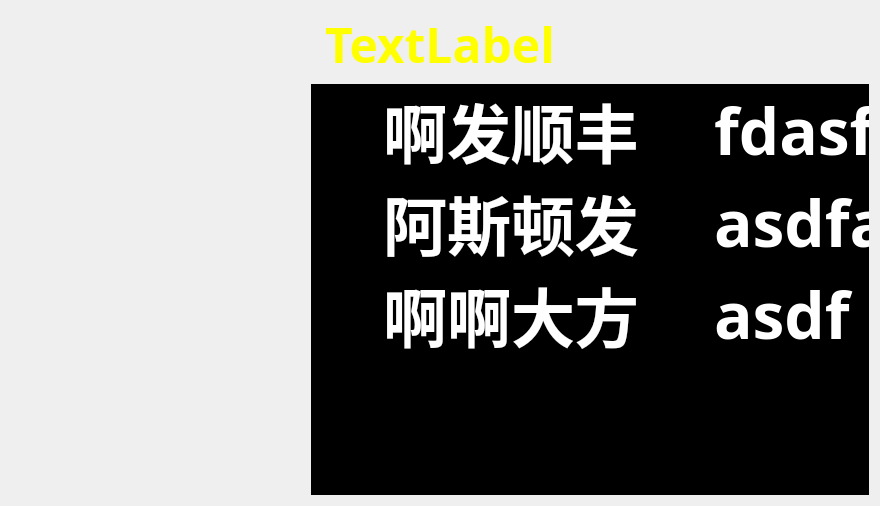
This is module/frm_judge.ui in jack-liaojie/LED_DEMO as Qt 5 draws it before an edit. The edited form follows.
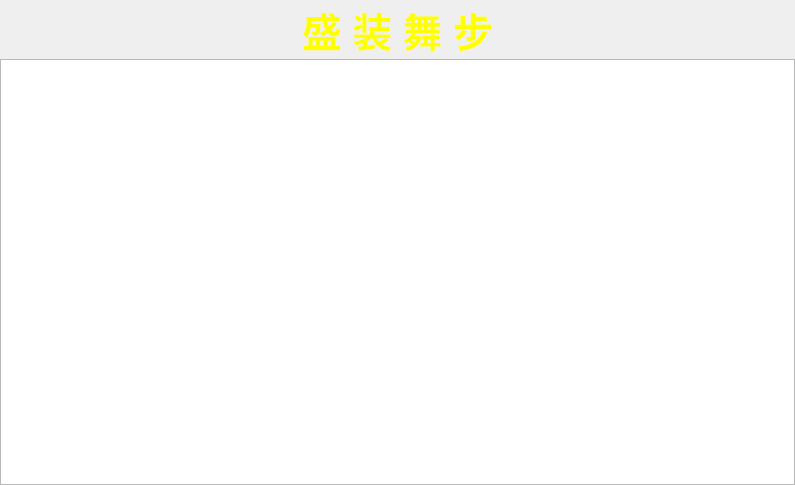
This is the edited form.

Diff of the .ui file:
```diff
--- a/module/frm_judge.ui
+++ b/module/frm_judge.ui
@@ -2,23 +2,14 @@
 <ui version="4.0">
  <class>Form</class>
  <widget class="QWidget" name="Form">
-  <property name="enabled">
-   <bool>true</bool>
-  </property>
   <property name="geometry">
    <rect>
     <x>0</x>
     <y>0</y>
-    <width>880</width>
-    <height>506</height>
+    <width>795</width>
+    <height>485</height>
    </rect>
   </property>
-  <property name="sizePolicy">
-   <sizepolicy hsizetype="Expanding" vsizetype="Expanding">
-    <horstretch>0</horstretch>
-    <verstretch>0</verstretch>
-   </sizepolicy>
-  </property>
   <property name="windowTitle">
    <string>Form</string>
   </property>
@@ -26,8 +17,29 @@
    <string notr="true"/>
   </property>
   <layout class="QVBoxLayout" name="verticalLayout">
+   <property name="spacing">
+    <number>0</number>
+   </property>
+   <property name="leftMargin">
+    <number>0</number>
+   </property>
+   <property name="topMargin">
+    <number>0</number>
+   </property>
+   <property name="rightMargin">
+    <number>0</number>
+   </property>
+   <property name="bottomMargin">
+    <number>0</number>
+   </property>
    <item>
     <widget class="QLabel" name="lbl_title">
+     <property name="sizePolicy">
+      <sizepolicy hsizetype="Preferred" vsizetype="Fixed">
+       <horstretch>0</horstretch>
+       <verstretch>0</verstretch>
+      </sizepolicy>
+     </property>
      <property name="palette">
       <palette>
        <active>
@@ -68,52 +80,45 @@
      <property name="font">
       <font>
        <family>微软雅黑</family>
-       <pointsize>36</pointsize>
+       <pointsize>30</pointsize>
        <weight>75</weight>
        <bold>true</bold>
       </font>
      </property>
+     <property name="lineWidth">
+      <number>0</number>
+     </property>
      <property name="text">
-      <string>TextLabel</string>
+      <string>盛 装 舞 步</string>
+     </property>
+     <property name="scaledContents">
+      <bool>true</bool>
      </property>
      <property name="alignment">
-      <set>Qt::AlignCenter</set>
+      <set>Qt::AlignHCenter|Qt::AlignTop</set>
      </property>
     </widget>
    </item>
    <item>
     <layout class="QHBoxLayout" name="horizontalLayout">
-     <item>
-      <spacer name="horizontalSpacer">
-       <property name="orientation">
-        <enum>Qt::Horizontal</enum>
-       </property>
-       <property name="sizeType">
-        <enum>QSizePolicy::Preferred</enum>
-       </property>
-       <property name="sizeHint" stdset="0">
-        <size>
-         <width>300</width>
-         <height>20</height>
-        </size>
-       </property>
-      </spacer>
-     </item>
      <item>
       <widget class="QTableWidget" name="tbwgt_content">
-       <property name="enabled">
-        <bool>true</bool>
+       <property name="sizePolicy">
+        <sizepolicy hsizetype="Expanding" vsizetype="Expanding">
+         <horstretch>0</horstretch>
+         <verstretch>0</verstretch>
+        </sizepolicy>
        </property>
        <property name="minimumSize">
         <size>
-         <width>400</width>
-         <height>0</height>
+         <width>300</width>
+         <height>300</height>
         </size>
        </property>
-       <property name="sizeIncrement">
+       <property name="maximumSize">
         <size>
-         <width>30</width>
-         <height>30</height>
+         <width>1666666</width>
+         <height>16777215</height>
         </size>
        </property>
        <property name="palette">
@@ -128,51 +133,6 @@
             </color>
            </brush>
           </colorrole>
-          <colorrole role="Button">
-           <brush brushstyle="SolidPattern">
-            <color alpha="255">
-             <red>0</red>
-             <green>0</green>
-             <blue>0</blue>
-            </color>
-           </brush>
-          </colorrole>
-          <colorrole role="Light">
-           <brush brushstyle="SolidPattern">
-            <color alpha="255">
-             <red>0</red>
-             <green>0</green>
-             <blue>0</blue>
-            </color>
-           </brush>
-          </colorrole>
-          <colorrole role="Midlight">
-           <brush brushstyle="SolidPattern">
-            <color alpha="255">
-             <red>0</red>
-             <green>0</green>
-             <blue>0</blue>
-            </color>
-           </brush>
-          </colorrole>
-          <colorrole role="Dark">
-           <brush brushstyle="SolidPattern">
-            <color alpha="255">
-             <red>0</red>
-             <green>0</green>
-             <blue>0</blue>
-            </color>
-           </brush>
-          </colorrole>
-          <colorrole role="Mid">
-           <brush brushstyle="SolidPattern">
-            <color alpha="255">
-             <red>0</red>
-             <green>0</green>
-             <blue>0</blue>
-            </color>
-           </brush>
-          </colorrole>
           <colorrole role="Text">
            <brush brushstyle="SolidPattern">
             <color alpha="255">
@@ -182,78 +142,6 @@
             </color>
            </brush>
           </colorrole>
-          <colorrole role="BrightText">
-           <brush brushstyle="SolidPattern">
-            <color alpha="255">
-             <red>255</red>
-             <green>255</green>
-             <blue>255</blue>
-            </color>
-           </brush>
-          </colorrole>
-          <colorrole role="ButtonText">
-           <brush brushstyle="SolidPattern">
-            <color alpha="255">
-             <red>255</red>
-             <green>255</green>
-             <blue>255</blue>
-            </color>
-           </brush>
-          </colorrole>
-          <colorrole role="Base">
-           <brush brushstyle="SolidPattern">
-            <color alpha="255">
-             <red>0</red>
-             <green>0</green>
-             <blue>0</blue>
-            </color>
-           </brush>
-          </colorrole>
-          <colorrole role="Window">
-           <brush brushstyle="SolidPattern">
-            <color alpha="255">
-             <red>0</red>
-             <green>0</green>
-             <blue>0</blue>
-            </color>
-           </brush>
-          </colorrole>
-          <colorrole role="Shadow">
-           <brush brushstyle="SolidPattern">
-            <color alpha="255">
-             <red>0</red>
-             <green>0</green>
-             <blue>0</blue>
-            </color>
-           </brush>
-          </colorrole>
-          <colorrole role="AlternateBase">
-           <brush brushstyle="SolidPattern">
-            <color alpha="255">
-             <red>0</red>
-             <green>0</green>
-             <blue>0</blue>
-            </color>
-           </brush>
-          </colorrole>
-          <colorrole role="ToolTipBase">
-           <brush brushstyle="SolidPattern">
-            <color alpha="255">
-             <red>255</red>
-             <green>255</green>
-             <blue>220</blue>
-            </color>
-           </brush>
-          </colorrole>
-          <colorrole role="ToolTipText">
-           <brush brushstyle="SolidPattern">
-            <color alpha="255">
-             <red>0</red>
-             <green>0</green>
-             <blue>0</blue>
-            </color>
-           </brush>
-          </colorrole>
           <colorrole role="PlaceholderText">
            <brush brushstyle="SolidPattern">
             <color alpha="128">
@@ -274,51 +162,6 @@
             </color>
            </brush>
           </colorrole>
-          <colorrole role="Button">
-           <brush brushstyle="SolidPattern">
-            <color alpha="255">
-             <red>0</red>
-             <green>0</green>
-             <blue>0</blue>
-            </color>
-           </brush>
-          </colorrole>
-          <colorrole role="Light">
-           <brush brushstyle="SolidPattern">
-            <color alpha="255">
-             <red>0</red>
-             <green>0</green>
-             <blue>0</blue>
-            </color>
-           </brush>
-          </colorrole>
-          <colorrole role="Midlight">
-           <brush brushstyle="SolidPattern">
-            <color alpha="255">
-             <red>0</red>
-             <green>0</green>
-             <blue>0</blue>
-            </color>
-           </brush>
-          </colorrole>
-          <colorrole role="Dark">
-           <brush brushstyle="SolidPattern">
-            <color alpha="255">
-             <red>0</red>
-             <green>0</green>
-             <blue>0</blue>
-            </color>
-           </brush>
-          </colorrole>
-          <colorrole role="Mid">
-           <brush brushstyle="SolidPattern">
-            <color alpha="255">
-             <red>0</red>
-             <green>0</green>
-             <blue>0</blue>
-            </color>
-           </brush>
-          </colorrole>
           <colorrole role="Text">
            <brush brushstyle="SolidPattern">
             <color alpha="255">
@@ -328,78 +171,6 @@
             </color>
            </brush>
           </colorrole>
-          <colorrole role="BrightText">
-           <brush brushstyle="SolidPattern">
-            <color alpha="255">
-             <red>255</red>
-             <green>255</green>
-             <blue>255</blue>
-            </color>
-           </brush>
-          </colorrole>
-          <colorrole role="ButtonText">
-           <brush brushstyle="SolidPattern">
-            <color alpha="255">
-             <red>255</red>
-             <green>255</green>
-             <blue>255</blue>
-            </color>
-           </brush>
-          </colorrole>
-          <colorrole role="Base">
-           <brush brushstyle="SolidPattern">
-            <color alpha="255">
-             <red>0</red>
-             <green>0</green>
-             <blue>0</blue>
-            </color>
-           </brush>
-          </colorrole>
-          <colorrole role="Window">
-           <brush brushstyle="SolidPattern">
-            <color alpha="255">
-             <red>0</red>
-             <green>0</green>
-             <blue>0</blue>
-            </color>
-           </brush>
-          </colorrole>
-          <colorrole role="Shadow">
-           <brush brushstyle="SolidPattern">
-            <color alpha="255">
-             <red>0</red>
-             <green>0</green>
-             <blue>0</blue>
-            </color>
-           </brush>
-          </colorrole>
-          <colorrole role="AlternateBase">
-           <brush brushstyle="SolidPattern">
-            <color alpha="255">
-             <red>0</red>
-             <green>0</green>
-             <blue>0</blue>
-            </color>
-           </brush>
-          </colorrole>
-          <colorrole role="ToolTipBase">
-           <brush brushstyle="SolidPattern">
-            <color alpha="255">
-             <red>255</red>
-             <green>255</green>
-             <blue>220</blue>
-            </color>
-           </brush>
-          </colorrole>
-          <colorrole role="ToolTipText">
-           <brush brushstyle="SolidPattern">
-            <color alpha="255">
-             <red>0</red>
-             <green>0</green>
-             <blue>0</blue>
-            </color>
-           </brush>
-          </colorrole>
           <colorrole role="PlaceholderText">
            <brush brushstyle="SolidPattern">
             <color alpha="128">
@@ -414,144 +185,27 @@
           <colorrole role="WindowText">
            <brush brushstyle="SolidPattern">
             <color alpha="255">
-             <red>0</red>
-             <green>0</green>
-             <blue>0</blue>
-            </color>
-           </brush>
-          </colorrole>
-          <colorrole role="Button">
-           <brush brushstyle="SolidPattern">
-            <color alpha="255">
-             <red>0</red>
-             <green>0</green>
-             <blue>0</blue>
-            </color>
-           </brush>
-          </colorrole>
-          <colorrole role="Light">
-           <brush brushstyle="SolidPattern">
-            <color alpha="255">
-             <red>0</red>
-             <green>0</green>
-             <blue>0</blue>
-            </color>
-           </brush>
-          </colorrole>
-          <colorrole role="Midlight">
-           <brush brushstyle="SolidPattern">
-            <color alpha="255">
-             <red>0</red>
-             <green>0</green>
-             <blue>0</blue>
-            </color>
-           </brush>
-          </colorrole>
-          <colorrole role="Dark">
-           <brush brushstyle="SolidPattern">
-            <color alpha="255">
-             <red>0</red>
-             <green>0</green>
-             <blue>0</blue>
-            </color>
-           </brush>
-          </colorrole>
-          <colorrole role="Mid">
-           <brush brushstyle="SolidPattern">
-            <color alpha="255">
-             <red>0</red>
-             <green>0</green>
-             <blue>0</blue>
+             <red>120</red>
+             <green>120</green>
+             <blue>120</blue>
             </color>
            </brush>
           </colorrole>
           <colorrole role="Text">
            <brush brushstyle="SolidPattern">
             <color alpha="255">
-             <red>0</red>
-             <green>0</green>
-             <blue>0</blue>
-            </color>
-           </brush>
-          </colorrole>
-          <colorrole role="BrightText">
-           <brush brushstyle="SolidPattern">
-            <color alpha="255">
-             <red>255</red>
-             <green>255</green>
-             <blue>255</blue>
-            </color>
-           </brush>
-          </colorrole>
-          <colorrole role="ButtonText">
-           <brush brushstyle="SolidPattern">
-            <color alpha="255">
-             <red>0</red>
-             <green>0</green>
-             <blue>0</blue>
-            </color>
-           </brush>
-          </colorrole>
-          <colorrole role="Base">
-           <brush brushstyle="SolidPattern">
-            <color alpha="255">
-             <red>0</red>
-             <green>0</green>
-             <blue>0</blue>
-            </color>
-           </brush>
-          </colorrole>
-          <colorrole role="Window">
-           <brush brushstyle="SolidPattern">
-            <color alpha="255">
-             <red>0</red>
-             <green>0</green>
-             <blue>0</blue>
-            </color>
-           </brush>
-          </colorrole>
-          <colorrole role="Shadow">
-           <brush brushstyle="SolidPattern">
-            <color alpha="255">
-             <red>0</red>
-             <green>0</green>
-             <blue>0</blue>
-            </color>
-           </brush>
-          </colorrole>
-          <colorrole role="AlternateBase">
-           <brush brushstyle="SolidPattern">
-            <color alpha="255">
-             <red>0</red>
-             <green>0</green>
-             <blue>0</blue>
-            </color>
-           </brush>
-          </colorrole>
-          <colorrole role="ToolTipBase">
-           <brush brushstyle="SolidPattern">
-            <color alpha="255">
-             <red>255</red>
-             <green>255</green>
-             <blue>220</blue>
-            </color>
-           </brush>
-          </colorrole>
-          <colorrole role="ToolTipText">
-           <brush brushstyle="SolidPattern">
-            <color alpha="255">
-             <red>0</red>
-             <green>0</green>
-             <blue>0</blue>
+             <red>120</red>
+             <green>120</green>
+             <blue>120</blue>
             </color>
            </brush>
           </colorrole>
           <colorrole role="PlaceholderText">
            <brush brushstyle="SolidPattern">
             <color alpha="128">
-             <red>255</red>
-             <green>255</green>
-             <blue>255</blue>
+             <red>0</red>
+             <green>0</green>
+             <blue>0</blue>
             </color>
            </brush>
           </colorrole>
@@ -560,8 +214,7 @@
        </property>
        <property name="font">
         <font>
-         <family>微软雅黑</family>
-         <pointsize>48</pointsize>
+         <pointsize>36</pointsize>
          <weight>75</weight>
          <bold>true</bold>
         </font>
@@ -569,15 +222,6 @@
        <property name="focusPolicy">
         <enum>Qt::NoFocus</enum>
        </property>
-       <property name="accessibleName">
-        <string notr="true"/>
-       </property>
-       <property name="frameShape">
-        <enum>QFrame::NoFrame</enum>
-       </property>
-       <property name="lineWidth">
-        <number>0</number>
-       </property>
        <property name="verticalScrollBarPolicy">
         <enum>Qt::ScrollBarAlwaysOff</enum>
        </property>
@@ -605,208 +249,37 @@
        <property name="cornerButtonEnabled">
         <bool>false</bool>
        </property>
+       <property name="rowCount">
+        <number>5</number>
+       </property>
+       <property name="columnCount">
+        <number>5</number>
+       </property>
        <attribute name="horizontalHeaderVisible">
         <bool>false</bool>
        </attribute>
-       <attribute name="horizontalHeaderMinimumSectionSize">
-        <number>400</number>
+       <attribute name="horizontalHeaderCascadingSectionResizes">
+        <bool>true</bool>
        </attribute>
        <attribute name="horizontalHeaderDefaultSectionSize">
-        <number>400</number>
-       </attribute>
-       <attribute name="horizontalHeaderHighlightSections">
-        <bool>false</bool>
+        <number>200</number>
        </attribute>
        <attribute name="verticalHeaderVisible">
         <bool>false</bool>
        </attribute>
-       <attribute name="verticalHeaderCascadingSectionResizes">
-        <bool>false</bool>
-       </attribute>
-       <attribute name="verticalHeaderMinimumSectionSize">
-        <number>70</number>
-       </attribute>
        <attribute name="verticalHeaderDefaultSectionSize">
-        <number>70</number>
+        <number>72</number>
        </attribute>
-       <attribute name="verticalHeaderHighlightSections">
-        <bool>false</bool>
-       </attribute>
-       <row>
-        <property name="text">
-         <string>新建行</string>
-        </property>
-        <property name="textAlignment">
-         <set>AlignCenter</set>
-        </property>
-        <property name="foreground">
-         <brush brushstyle="NoBrush">
-          <color alpha="255">
-           <red>255</red>
-           <green>255</green>
-           <blue>0</blue>
-          </color>
-         </brush>
-        </property>
-       </row>
-       <row>
-        <property name="text">
-         <string>新建行</string>
-        </property>
-       </row>
-       <row>
-        <property name="text">
-         <string>新建行</string>
-        </property>
-       </row>
-       <row>
-        <property name="text">
-         <string>新建行</string>
-        </property>
-       </row>
-       <row>
-        <property name="text">
-         <string>新建行</string>
-        </property>
-       </row>
-       <row>
-        <property name="text">
-         <string>新建行</string>
-        </property>
-       </row>
-       <row>
-        <property name="text">
-         <string>新建行</string>
-        </property>
-       </row>
-       <column>
-        <property name="text">
-         <string>新建列</string>
-        </property>
-        <property name="foreground">
-         <brush brushstyle="NoBrush">
-          <color alpha="255">
-           <red>255</red>
-           <green>255</green>
-           <blue>0</blue>
-          </color>
-         </brush>
-        </property>
-       </column>
-       <column>
-        <property name="text">
-         <string>新建列</string>
-        </property>
-       </column>
-       <column>
-        <property name="text">
-         <string>新建列</string>
-        </property>
-       </column>
-       <column>
-        <property name="text">
-         <string>新建列</string>
-        </property>
-       </column>
-       <item row="0" column="0">
-        <property name="text">
-         <string notr="true">啊发顺丰</string>
-        </property>
-        <property name="toolTip">
-         <string notr="true"/>
-        </property>
-        <property name="whatsThis">
-         <string notr="true"/>
-        </property>
-        <property name="textAlignment">
-         <set>AlignCenter</set>
-        </property>
-        <property name="background">
-         <brush brushstyle="NoBrush">
-          <color alpha="255">
-           <red>255</red>
-           <green>255</green>
-           <blue>0</blue>
-          </color>
-         </brush>
-        </property>
-        <property name="foreground">
-         <brush brushstyle="NoBrush">
-          <color alpha="255">
-           <red>255</red>
-           <green>255</green>
-           <blue>0</blue>
-          </color>
-         </brush>
-        </property>
-        <property name="flags">
-         <set>NoItemFlags</set>
-        </property>
-       </item>
-       <item row="0" column="1">
-        <property name="text">
-         <string>fdasf </string>
-        </property>
-       </item>
-       <item row="0" column="2">
-        <property name="text">
-         <string>asdf</string>
-        </property>
-       </item>
-       <item row="0" column="3">
-        <property name="text">
-         <string>阿斯顿发</string>
-        </property>
-       </item>
-       <item row="1" column="0">
-        <property name="text">
-         <string>阿斯顿发</string>
-        </property>
-        <property name="textAlignment">
-         <set>AlignCenter</set>
-        </property>
-        <property name="flags">
-         <set>NoItemFlags</set>
-        </property>
-       </item>
-       <item row="1" column="1">
-        <property name="text">
-         <string>asdfas </string>
-        </property>
-       </item>
-       <item row="1" column="2">
-        <property name="text">
-         <string>asdfas</string>
-        </property>
-       </item>
-       <item row="1" column="3">
-        <property name="text">
-         <string>手动阀</string>
-        </property>
-       </item>
-       <item row="2" column="0">
-        <property name="text">
-         <string>啊啊大方</string>
-        </property>
-        <property name="textAlignment">
-         <set>AlignCenter</set>
-        </property>
-       </item>
-       <item row="2" column="1">
-        <property name="text">
-         <string>asdf</string>
-        </property>
-       </item>
-       <item row="2" column="2">
-        <property name="text">
-         <string>asdf</string>
-        </property>
-       </item>
-       <item row="2" column="3">
-        <property name="text">
-         <string>阿斯顿发</string>
-        </property>
-       </item>
+       <row/>
+       <row/>
+       <row/>
+       <row/>
+       <row/>
+       <column/>
+       <column/>
+       <column/>
+       <column/>
+       <column/>
       </widget>
      </item>
     </layout>
```
Left out of the diff: 12 changed lines with no effect on the pictures.
